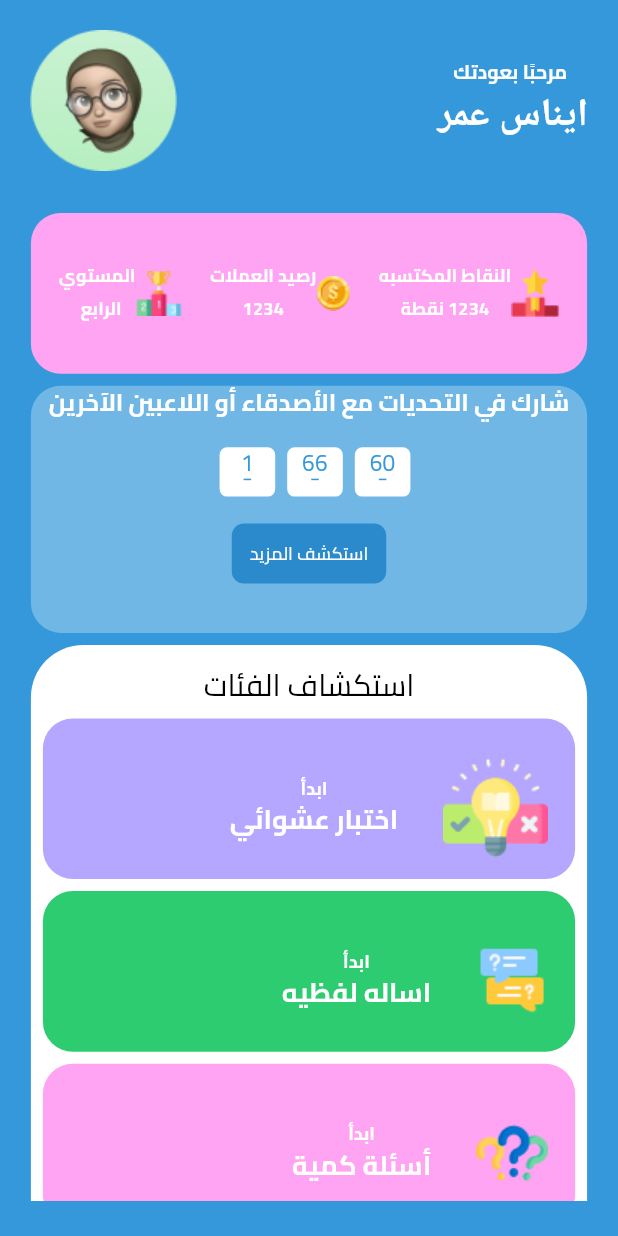
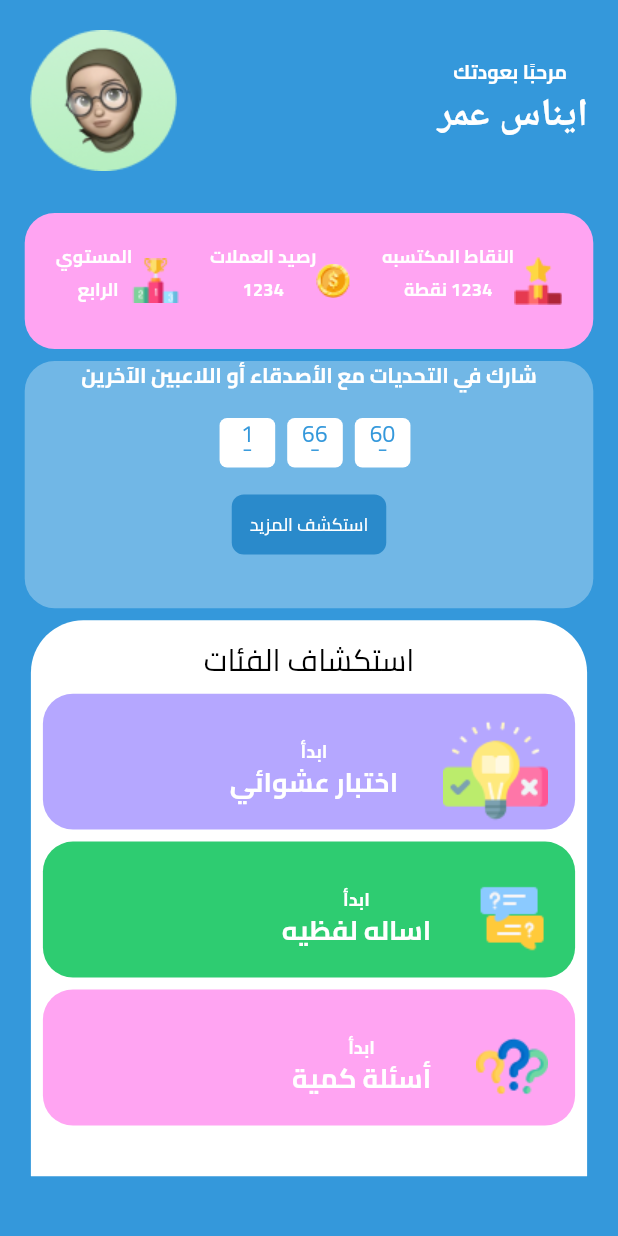
Before and after one commit to mahmoudrabie97/Test_Manegment, a Flutter app: the HomePage screen opened directly, on a phone screen of 412 x 824 dp. Run offline on Flutter 3.47's test engine with Material 3 defaults, Android fonts, the light colour scheme and no system bars; our stand-ins replace animated_text_kit, pinput; project files that could hold a hidden picture were left out.

Commit message:
fix error

```diff
--- a/lib/pages/home_page/home_page.dart
+++ b/lib/pages/home_page/home_page.dart
@@ -25,13 +25,11 @@
                 color: AppColor.pinkLight,
                 customWidget: Row(
                   mainAxisAlignment: MainAxisAlignment.end,
-
                   children: [
                     Spacer(),
                     Image.asset(AssetsData.star),
                     SizedBox(
-
-                      height: MediaQuery.of(context).size.height*.05,
+                      height: MediaQuery.of(context).size.height * .06,
                       child: CustomColumnText(
                         textOne: S.of(context).Pointsearned,
                         textTwo: '1234 نقطة',
@@ -40,7 +38,7 @@
                     Spacer(),
                     Image.asset(AssetsData.dollar),
                     SizedBox(
-                      height: MediaQuery.of(context).size.height*.05,
+                      height: MediaQuery.of(context).size.height * .06,
                       child: CustomColumnText(
                         textOne: S.of(context).Currencybalance,
                         textTwo: '1234',
@@ -49,21 +47,18 @@
                     Spacer(),
                     Image.asset(AssetsData.succes),
                     SizedBox(
-
-                      height: MediaQuery.of(context).size.height*.05,
+                      height: MediaQuery.of(context).size.height * .06,
                       child: CustomColumnText(
                         textOne: S.of(context).level,
                         textTwo: S.of(context).four,
                       ),
                     ),
                     Spacer(),
-
                   ],
                 ),
               ),
               CustomChallangeContainer(),
               CustomHomePageMainContainer(),
-
             ],
           ),
         ),
--- a/lib/pages/home_page/widgets/custom_challange_container.dart
+++ b/lib/pages/home_page/widgets/custom_challange_container.dart
@@ -16,27 +16,32 @@
     return Padding(
       padding: const EdgeInsets.only(top: 8.0, bottom: 8.0),
       child: Container(
-        width: MediaQuery.of(context).size.width * .9,
+        width: MediaQuery.of(context).size.width * .92,
         height: MediaQuery.of(context).size.height * .2,
-        child:  Column(
+        child: Column(
           children: [
             CustomTextarabic(
               text: S.of(context).Participatefriendsorotherplayers,
               color: AppColor.whiteColor,
-              fontSize: 16,
+              fontSize: 14,
               fontWeight: FontWeight.w700,
             ),
             Row(
               children: [
                 Spacer(),
-                CustomSmallWhiteContainer(text: '60',),
-                CustomSmallWhiteContainer(text: '66',),
-                CustomSmallWhiteContainer(text: '1',),
+                CustomSmallWhiteContainer(
+                  text: '60',
+                ),
+                CustomSmallWhiteContainer(
+                  text: '66',
+                ),
+                CustomSmallWhiteContainer(
+                  text: '1',
+                ),
                 Spacer(),
               ],
             ),
             HomePageCustomTextButton(),
-
           ],
         ),
         decoration: BoxDecoration(
--- a/lib/pages/home_page/widgets/custom_home_page_main_container.dart
+++ b/lib/pages/home_page/widgets/custom_home_page_main_container.dart
@@ -15,9 +15,19 @@
     return Container(
       width: MediaQuery.of(context).size.width * .9,
       height: MediaQuery.of(context).size.height * .45,
-      child: SingleChildScrollView(
-        child: Padding(
-          padding: const EdgeInsets.symmetric(horizontal: 8.0,vertical: 12),
+      decoration: const BoxDecoration(
+        color: AppColor.whiteColor,
+        borderRadius: BorderRadius.only(
+          topLeft: Radius.circular(35),
+          topRight: Radius.circular(35),
+        ),
+      ),
+      child: ListView(
+        physics: NeverScrollableScrollPhysics(),
+        shrinkWrap: true,
+        children: [
+          Padding(
+            padding: const EdgeInsets.symmetric(horizontal: 8.0, vertical: 12),
             child: Column(
               children: [
                 CustomTextarabic(
@@ -29,7 +39,6 @@
                   color: AppColor.purple,
                   customWidget: HomePageIetmSubContainer(
                     image: AssetsData.choose,
-
                     text: S.of(context).randomquiz,
                   ),
                 ),
@@ -44,21 +53,16 @@
                   color: AppColor.pinkLight,
                   customWidget: HomePageIetmSubContainer(
                     image: AssetsData.manyQuestions,
-
                     text: S.of(context).Quantitativequestions,
                   ),
                 ),
-
+                SizedBox(
+                  height: 40,
+                )
               ],
             ),
           ),
-      ),
-      decoration: BoxDecoration(
-        color: AppColor.whiteColor,
-        borderRadius: BorderRadius.only(
-          topLeft: Radius.circular(35),
-          topRight: Radius.circular(35),
-        ),
+        ],
       ),
     );
   }
--- a/lib/pages/home_page/widgets/home_page_sub_container.dart
+++ b/lib/pages/home_page/widgets/home_page_sub_container.dart
@@ -12,8 +12,8 @@
     return Padding(
       padding: const EdgeInsets.only(top: 8.0),
       child: Container(
-        width: MediaQuery.of(context).size.width * .9,
-        height: MediaQuery.of(context).size.height * .13,
+        width: MediaQuery.of(context).size.width * .92,
+        height: MediaQuery.of(context).size.height * .11,
         child: customWidget,
         decoration: BoxDecoration(
           borderRadius: BorderRadius.circular(20),
```
Lines whose indentation alone changed are shown as unchanged.
